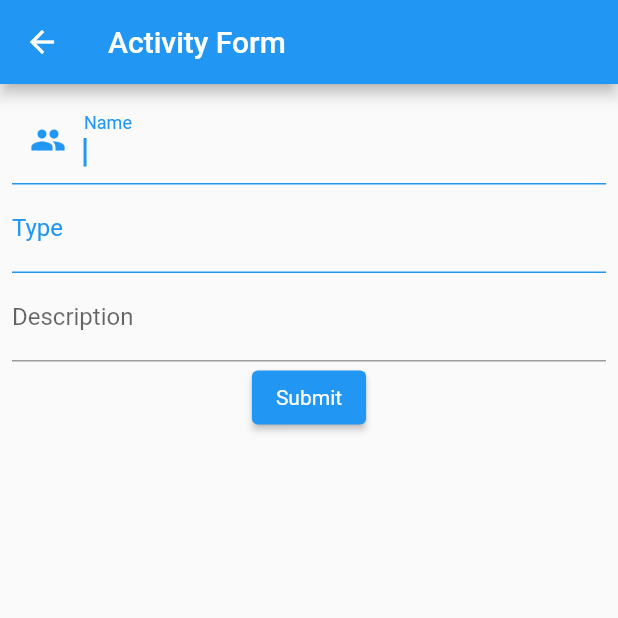
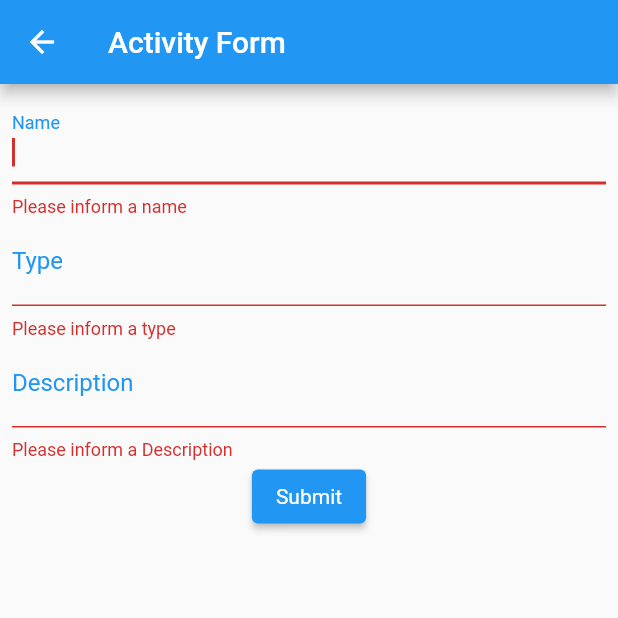
Before and after one commit to CattoLoaffu/FlutterFinalProject, a Flutter app: the FormPage screen opened directly, after a tap on "Submit", on a phone screen of 412 x 824 dp, the top half of it. Run offline on Flutter 3.47's test engine with Material 2 defaults, Android fonts, the phone set to English and light mode, and no system bars.

Commit message:
commit report

```diff
--- a/lib/Page/formPage.dart
+++ b/lib/Page/formPage.dart
@@ -1,6 +1,8 @@
+// ignore: file_names
 import 'package:flutter/material.dart';
-import 'package:flutter/src/foundation/key.dart';
-import 'package:flutter/src/widgets/framework.dart';
+import 'package:flutter_application_4/Provider/transac_provide.dart';
+import 'package:flutter_application_4/model/model.dart';
+import 'package:provider/provider.dart';
 
 class FormPage extends StatefulWidget {
   const FormPage({Key? key}) : super(key: key);
@@ -10,6 +12,11 @@ class FormPage extends StatefulWidget {
 }
 
 class _FormPageState extends State<FormPage> {
+  final formKey = GlobalKey<FormState>();
+
+  final nameController = TextEditingController();
+  final typeController = TextEditingController();
+  final desController = TextEditingController();
   @override
   Widget build(BuildContext context) {
     return Scaffold(
@@ -19,14 +26,18 @@ class _FormPageState extends State<FormPage> {
         body: Padding(
           padding: const EdgeInsets.all(8.0),
           child: Form(
+              key: formKey,
               child: Column(
                 children: [
                   TextFormField(
+                    controller: nameController,
+                    validator: (String? str) {
+                      if (str!.isEmpty) {
+                        return "Please inform a name";
+                      }
+                      return null;
+                    },
                     decoration: const InputDecoration(
-                    prefixIcon: Icon(
-                      Icons.people,
-                      color: Colors.blue,
-                    ),
                         enabledBorder: UnderlineInputBorder(
                             borderSide: BorderSide(color: Colors.blue)),
                         focusedBorder: UnderlineInputBorder(
@@ -36,6 +47,13 @@ class _FormPageState extends State<FormPage> {
                     autofocus: true,
                   ),
                   TextFormField(
+                    controller: typeController,
+                    validator: (String? str) {
+                      if (str!.isEmpty) {
+                        return "Please inform a type";
+                      }
+                      return null;
+                    },
                     decoration: const InputDecoration(
                         enabledBorder: UnderlineInputBorder(
                             borderSide: BorderSide(color: Colors.blue)),
@@ -43,13 +61,41 @@ class _FormPageState extends State<FormPage> {
                             borderSide: BorderSide(color: Colors.blue)),
                         labelText: "Type",
                         labelStyle: TextStyle(color: Colors.blue)),
-                keyboardType: TextInputType.number,
+                    keyboardType: TextInputType.text,
                   ),
                   TextFormField(
-                decoration: const InputDecoration(labelText: "Description"),
+                    controller: desController,
+                    validator: (String? str) {
+                      if (str!.isEmpty) {
+                        return "Please inform a Description";
+                      }
+                      return null;
+                    },
+                    decoration: const InputDecoration(
+                        enabledBorder: UnderlineInputBorder(
+                            borderSide: BorderSide(color: Colors.blue)),
+                        focusedBorder: UnderlineInputBorder(
+                            borderSide: BorderSide(color: Colors.blue)),
+                        labelText: "Description",
+                        labelStyle: TextStyle(color: Colors.blue)),
+                    keyboardType: TextInputType.text,
                   ),
                   ElevatedButton(
-                  onPressed: () {},
+                      onPressed: () {
+                        if (formKey.currentState!.validate()) {
+                          var name = nameController.text;
+                          var type = typeController.text;
+                          var des = desController.text;
+
+                          Model inputModel = Model(name, type, des);
+
+                          var provider = Provider.of<TransacProvide>(context,
+                              listen: false);
+                          provider.addModel(inputModel);
+
+                          Navigator.pop(context);
+                        }
+                      },
                       style: ElevatedButton.styleFrom(
                           textStyle: const TextStyle(color: Colors.amber)),
                       child: const Text(
--- a/lib/Provider/transac_provide.dart
+++ b/lib/Provider/transac_provide.dart
@@ -12,6 +12,7 @@ class TransacProvide with ChangeNotifier {
   }
 
   void addModel(Model importedModel) {
-    model.add(importedModel);
+    model.insert(0, importedModel);
+    notifyListeners();
   }
 }
--- a/pubspec.yaml
+++ b/pubspec.yaml
@@ -35,6 +35,9 @@ dependencies:
   # Use with the CupertinoIcons class for iOS style icons.
   cupertino_icons: ^1.0.2
   provider : ^6.0.3
+  sembast: ^3.3.1
+  path_provider: ^2.0.11
+  path: ^1.8.2
 
 dev_dependencies:
   flutter_test:
```
Also changed, not shown: lib/Page/home.dart (+17 -1 lines). Lines whose indentation alone changed are shown as unchanged.
